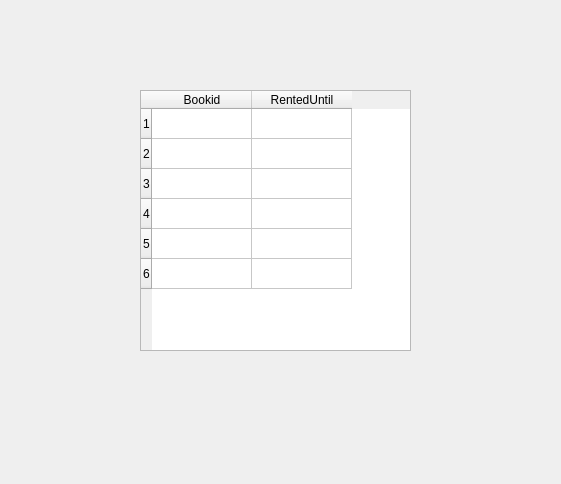
Qt form window_rentedbooks.ui (Nilsae/LibraryManagementSystem) before a commit.
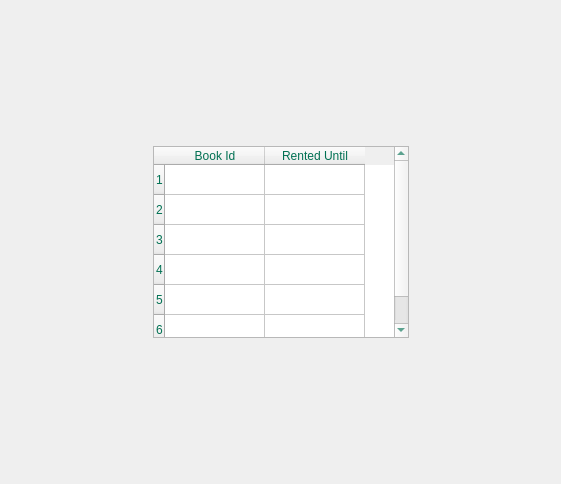
The same form after that commit.

The edit to the form file:
```diff
--- a/window_rentedbooks.ui
+++ b/window_rentedbooks.ui
@@ -13,14 +13,57 @@
   <property name="windowTitle">
    <string>Dialog</string>
   </property>
+  <layout class="QVBoxLayout" name="verticalLayout">
+   <item>
+    <layout class="QGridLayout" name="gridLayout">
+     <item row="1" column="0">
+      <spacer name="horizontalSpacer">
+       <property name="orientation">
+        <enum>Qt::Horizontal</enum>
+       </property>
+       <property name="sizeHint" stdset="0">
+        <size>
+         <width>40</width>
+         <height>20</height>
+        </size>
+       </property>
+      </spacer>
+     </item>
+     <item row="2" column="1">
+      <spacer name="verticalSpacer">
+       <property name="orientation">
+        <enum>Qt::Vertical</enum>
+       </property>
+       <property name="sizeHint" stdset="0">
+        <size>
+         <width>20</width>
+         <height>40</height>
+        </size>
+       </property>
+      </spacer>
+     </item>
+     <item row="1" column="2">
+      <spacer name="horizontalSpacer_2">
+       <property name="orientation">
+        <enum>Qt::Horizontal</enum>
+       </property>
+       <property name="sizeHint" stdset="0">
+        <size>
+         <width>40</width>
+         <height>20</height>
+        </size>
+       </property>
+      </spacer>
+     </item>
+     <item row="1" column="1">
   <widget class="QTableWidget" name="tableWidget">
-   <property name="geometry">
-    <rect>
-     <x>140</x>
-     <y>90</y>
-     <width>271</width>
-     <height>261</height>
-    </rect>
+       <property name="font">
+        <font>
+         <family>Microsoft Sans Serif</family>
+        </font>
+       </property>
+       <property name="styleSheet">
+        <string notr="true">color: rgb(0, 112, 82);</string>
    </property>
    <property name="rowCount">
     <number>6</number>
@@ -33,15 +76,32 @@
    <row/>
    <column>
     <property name="text">
-     <string>Bookid</string>
+         <string>Book Id</string>
     </property>
    </column>
    <column>
     <property name="text">
-     <string>RentedUntil</string>
+         <string>Rented Until</string>
     </property>
    </column>
   </widget>
+     </item>
+     <item row="0" column="1">
+      <spacer name="verticalSpacer_2">
+       <property name="orientation">
+        <enum>Qt::Vertical</enum>
+       </property>
+       <property name="sizeHint" stdset="0">
+        <size>
+         <width>20</width>
+         <height>40</height>
+        </size>
+       </property>
+      </spacer>
+     </item>
+    </layout>
+   </item>
+  </layout>
  </widget>
  <resources/>
  <connections/>
```
Lines whose indentation alone changed are shown as unchanged.
